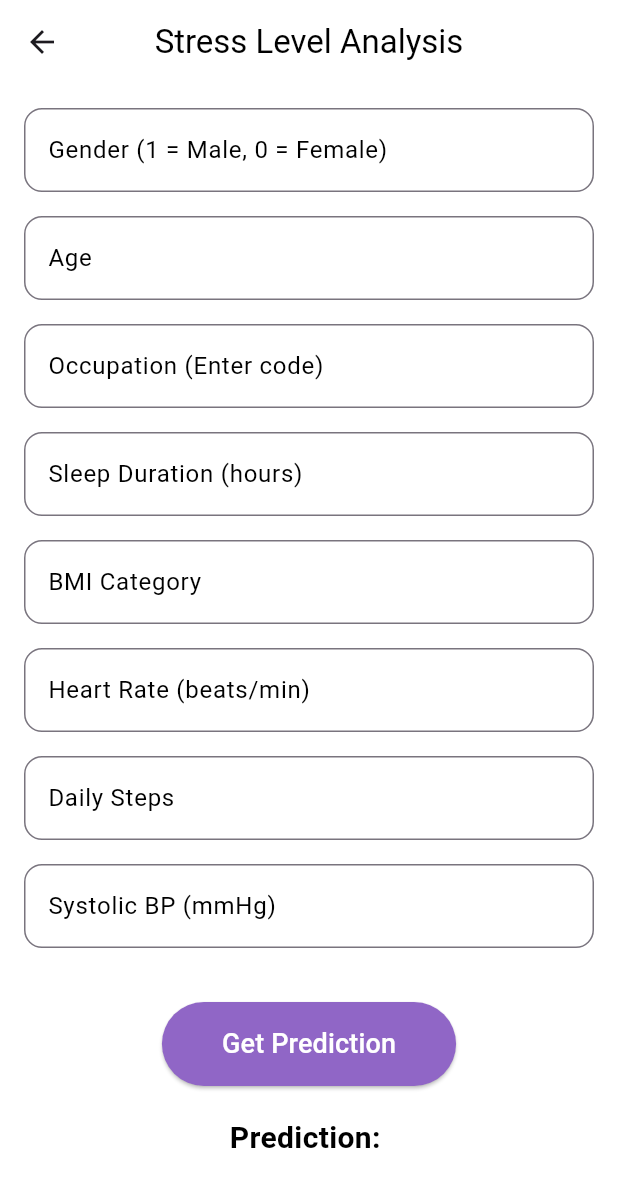
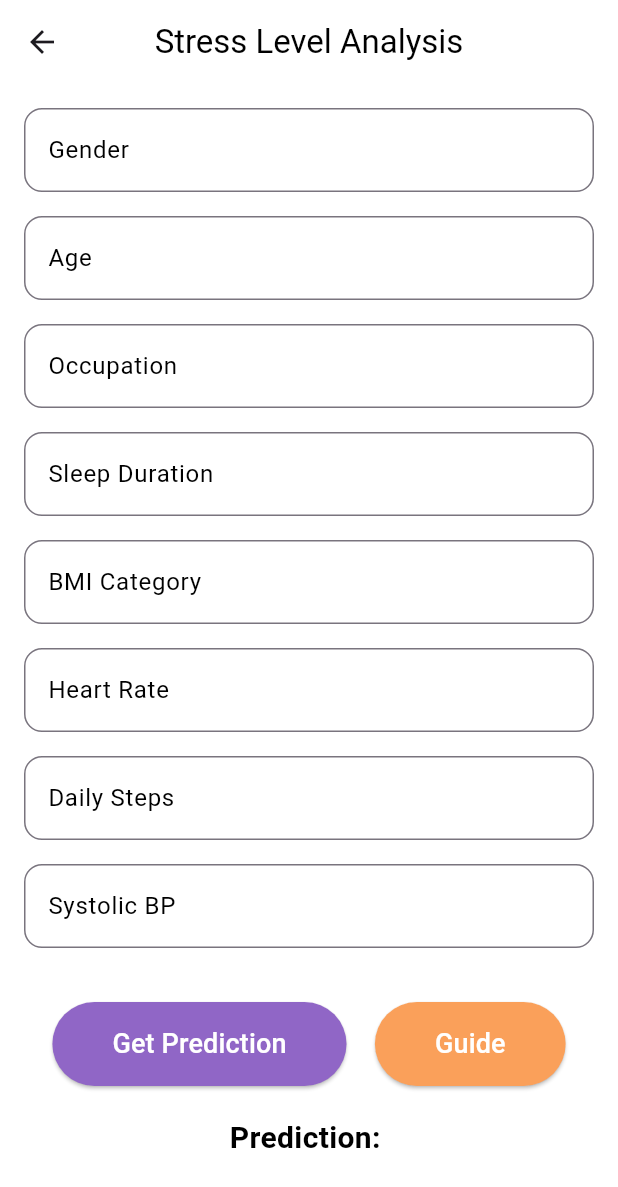
Before and after one commit to sonashukoor/WoW-app, a Flutter app: the PredictionButton screen opened directly, on a phone screen of 412 x 824 dp. Shown: the top 1187 px of the screen. Run offline on Flutter 3.47's test engine with Material 3 defaults, Android fonts, the phone set to English and light mode, and no system bars; our stand-ins replace cloud_firestore, firebase_auth, firebase_core, fl_chart, syncfusion_flutter_charts, table_calendar; accounts and stored records are empty.

Commit message:
Stress level page guide

```diff
--- a/lib/stresslevel.dart
+++ b/lib/stresslevel.dart
@@ -46,6 +46,39 @@ class _PredictionButtonState extends State<PredictionButton> {
     }
   }
 
+  void _showGuide() {
+    showDialog(
+      context: context,
+      builder: (context) {
+        return AlertDialog(
+          title: const Text('Guide to Enter Values'),
+          content: const SingleChildScrollView(
+            child: Column(
+              crossAxisAlignment: CrossAxisAlignment.start,
+              children: [
+                Text("Gender: 1 for Male, 0 for Female"),
+                Text(
+                    "Occupation: 0 = Scientist, 1 = Doctor, 2 = Accountant, etc."),
+                Text(
+                    "BMI Category: 1 = Underweight, 2 = Normal, 3 = Overweight"),
+                Text("Sleep Duration: Hours of sleep per night"),
+                Text("Heart Rate: Beats per minute"),
+                Text("Daily Steps: Number of steps per day"),
+                Text("Systolic BP: Blood pressure in mmHg"),
+              ],
+            ),
+          ),
+          actions: [
+            TextButton(
+              onPressed: () => Navigator.of(context).pop(),
+              child: const Text('Close', style: TextStyle(color: Colors.black)),
+            ),
+          ],
+        );
+      },
+    );
+  }
+
   @override
   Widget build(BuildContext context) {
     return Scaffold(
@@ -61,16 +94,18 @@ class _PredictionButtonState extends State<PredictionButton> {
         padding: const EdgeInsets.all(16.0),
         child: Column(
           children: [
-            _buildInputField(
-                _genderController, "Gender (1 = Male, 0 = Female)"),
+            _buildInputField(_genderController, "Gender"),
             _buildInputField(_ageController, "Age"),
-            _buildInputField(_occupationController, "Occupation (Enter code)"),
-            _buildInputField(_sleepController, "Sleep Duration (hours)"),
+            _buildInputField(_occupationController, "Occupation"),
+            _buildInputField(_sleepController, "Sleep Duration"),
             _buildInputField(_bmiController, "BMI Category"),
-            _buildInputField(_heartRateController, "Heart Rate (beats/min)"),
+            _buildInputField(_heartRateController, "Heart Rate"),
             _buildInputField(_stepsController, "Daily Steps"),
-            _buildInputField(_bpController, "Systolic BP (mmHg)"),
+            _buildInputField(_bpController, "Systolic BP"),
             const SizedBox(height: 20),
+            Row(
+              mainAxisAlignment: MainAxisAlignment.spaceEvenly,
+              children: [
                 ElevatedButton(
                   onPressed: () {
                     final Map<String, dynamic> userInput = {
@@ -88,14 +123,29 @@ class _PredictionButtonState extends State<PredictionButton> {
                   },
                   style: ElevatedButton.styleFrom(
                     backgroundColor: const Color.fromARGB(255, 144, 102, 198),
-                padding:
-                    const EdgeInsets.symmetric(horizontal: 40, vertical: 15),
+                    padding: const EdgeInsets.symmetric(
+                        horizontal: 40, vertical: 15),
                     shape: RoundedRectangleBorder(
                       borderRadius: BorderRadius.circular(30),
                     ),
                   ),
                   child: const Text("Get Prediction",
                       style: TextStyle(fontSize: 18, color: Colors.white)),
+                ),
+                ElevatedButton(
+                  onPressed: _showGuide,
+                  style: ElevatedButton.styleFrom(
+                    backgroundColor: const Color.fromARGB(255, 250, 160, 90),
+                    padding: const EdgeInsets.symmetric(
+                        horizontal: 40, vertical: 15),
+                    shape: RoundedRectangleBorder(
+                      borderRadius: BorderRadius.circular(30),
+                    ),
+                  ),
+                  child: const Text("Guide",
+                      style: TextStyle(fontSize: 18, color: Colors.white)),
+                ),
+              ],
             ),
             const SizedBox(height: 20),
             Text(
```
Lines whose indentation alone changed are shown as unchanged.
